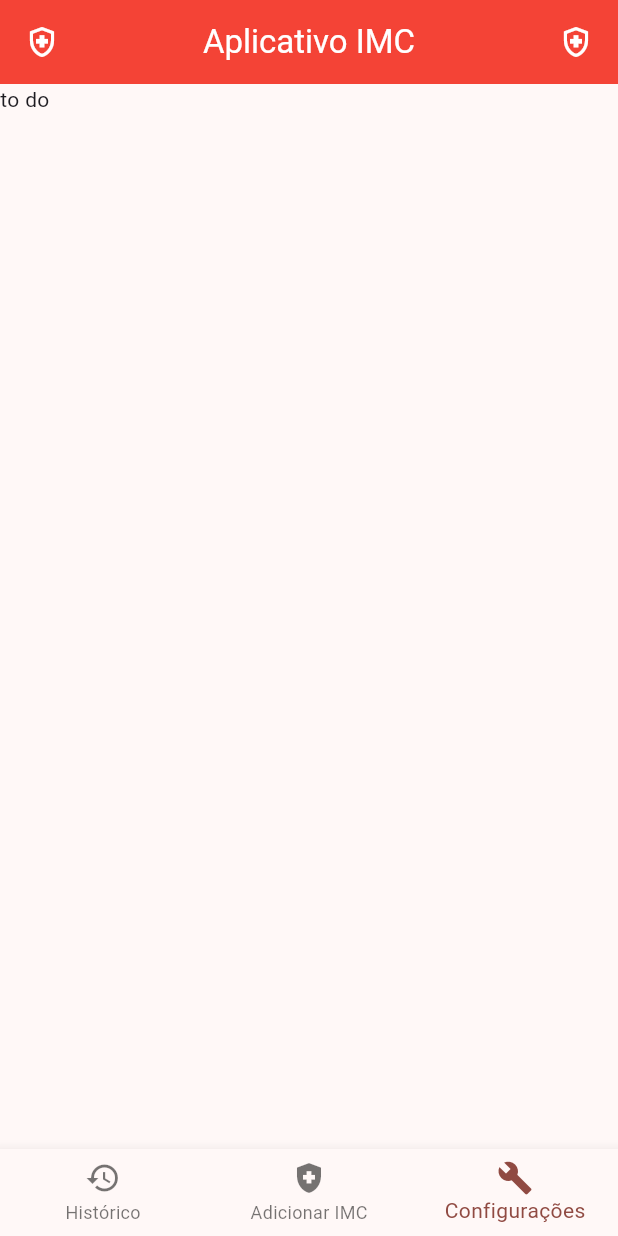
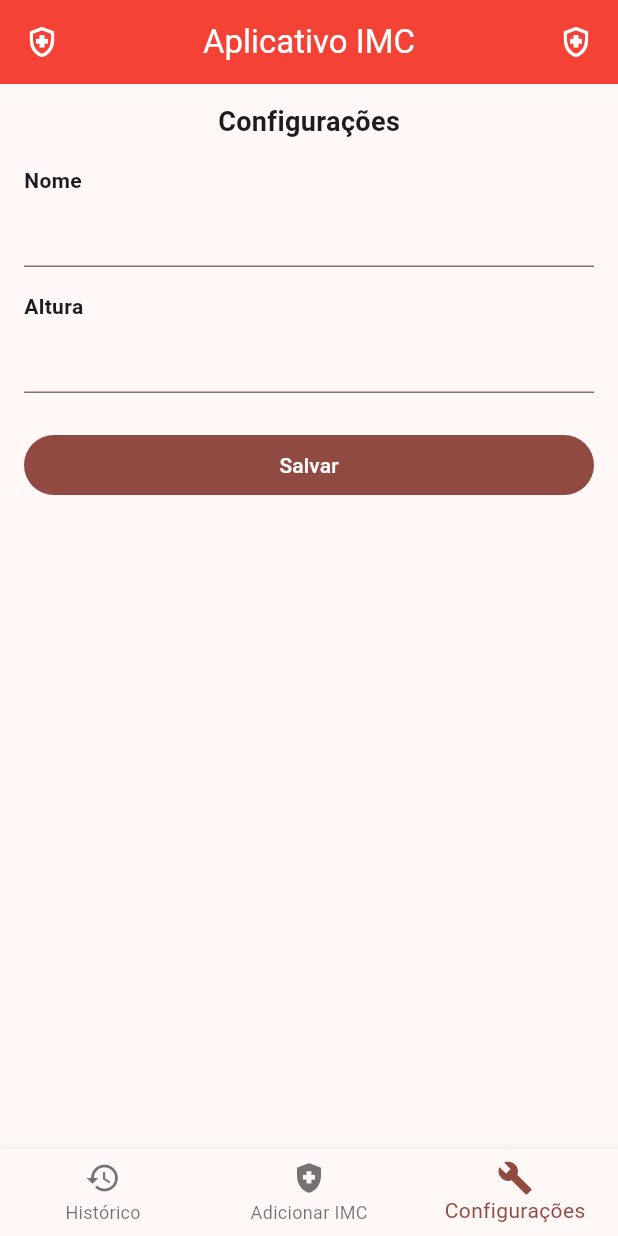
Before and after one commit to rodolfoHOk/dio.imc-flutter, a Flutter app: the screen it shows after launch, swiped to page 3, on a phone screen of 412 x 824 dp. Run offline on Flutter 3.47's test engine with Material 3 defaults, Android fonts, the phone set to English and light mode, and no system bars; our stand-ins replace google_fonts, hive; accounts and stored records are empty.

Commit message:
feat: implements configuration page

```diff
--- a/lib/pages/configuration_page.dart
+++ b/lib/pages/configuration_page.dart
@@ -8,8 +8,42 @@ class ConfigurationPage extends StatefulWidget {
 }
 
 class _ConfigurationPageState extends State<ConfigurationPage> {
+  TextEditingController nameController = TextEditingController(text: "");
+  TextEditingController heightController = TextEditingController(text: "");
+
   @override
   Widget build(BuildContext context) {
-    return Container(child: const Text('to do'));
+    return Padding(
+      padding: const EdgeInsets.symmetric(horizontal: 16, vertical: 12),
+      child: ListView(
+        children: [
+          const Center(
+            child: Text(
+              'Configurações',
+              style: TextStyle(fontSize: 18, fontWeight: FontWeight.bold),
+            ),
+          ),
+          const SizedBox(height: 16),
+          const Text(
+            "Nome",
+            style: TextStyle(fontWeight: FontWeight.bold),
+          ),
+          TextField(
+            controller: nameController,
+          ),
+          const SizedBox(height: 16),
+          const Text(
+            "Altura",
+            style: TextStyle(fontWeight: FontWeight.bold),
+          ),
+          TextField(
+            keyboardType: TextInputType.number,
+            controller: heightController,
+          ),
+          const SizedBox(height: 24),
+          FilledButton(onPressed: () {}, child: const Text('Salvar'))
+        ],
+      ),
+    );
   }
 }
```
